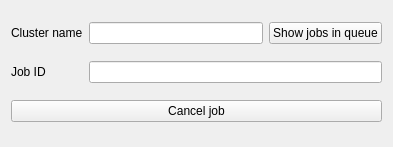
Before: the Qt Designer form gui/widgets_templates/manage-jobs.ui in intdata-bsc/idact-gui, drawn with Qt 5.
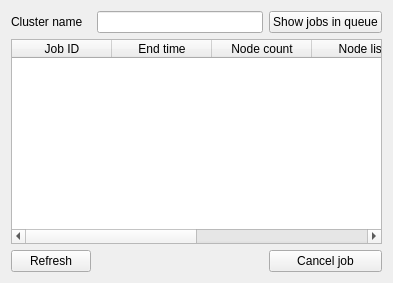
After: the same form once the commit is applied.

Commit message: Change cancelling jobs (jobs can be selected in the table)

```diff
--- a/gui/widgets_templates/manage-jobs.ui
+++ b/gui/widgets_templates/manage-jobs.ui
@@ -7,13 +7,50 @@
     <x>0</x>
     <y>0</y>
     <width>393</width>
-    <height>147</height>
+    <height>283</height>
    </rect>
   </property>
   <property name="windowTitle">
    <string>Form</string>
   </property>
   <layout class="QGridLayout" name="gridLayout">
+   <item row="1" column="0" colspan="3">
+    <widget class="QTableWidget" name="jobs_table">
+     <property name="columnCount">
+      <number>6</number>
+     </property>
+     <column>
+      <property name="text">
+       <string>Job ID</string>
+      </property>
+     </column>
+     <column>
+      <property name="text">
+       <string>End time</string>
+      </property>
+     </column>
+     <column>
+      <property name="text">
+       <string>Node count</string>
+      </property>
+     </column>
+     <column>
+      <property name="text">
+       <string>Node list</string>
+      </property>
+     </column>
+     <column>
+      <property name="text">
+       <string>Reason</string>
+      </property>
+     </column>
+     <column>
+      <property name="text">
+       <string>State</string>
+      </property>
+     </column>
+    </widget>
+   </item>
    <item row="0" column="0">
     <widget class="QLabel" name="cluster_name_deployn_label_2">
      <property name="text">
@@ -21,9 +58,6 @@
      </property>
     </widget>
    </item>
-   <item row="0" column="1">
-    <widget class="QLineEdit" name="cluster_name_jobs_edit"/>
-   </item>
    <item row="0" column="2">
     <widget class="QPushButton" name="show_jobs_button">
      <property name="text">
@@ -31,17 +65,10 @@
      </property>
     </widget>
    </item>
-   <item row="1" column="0">
-    <widget class="QLabel" name="label">
-     <property name="text">
-      <string>Job ID</string>
-     </property>
-    </widget>
+   <item row="0" column="1">
+    <widget class="QLineEdit" name="cluster_name_jobs_edit"/>
    </item>
-   <item row="1" column="1" colspan="2">
-    <widget class="QLineEdit" name="job_id_edit"/>
-   </item>
-   <item row="2" column="0" colspan="3">
+   <item row="2" column="2">
     <widget class="QPushButton" name="cancel_job_button">
      <property name="text">
       <string>Cancel job</string>
@@ -57,6 +84,13 @@
      </property>
     </widget>
    </item>
+   <item row="2" column="0">
+    <widget class="QPushButton" name="refresh_button">
+     <property name="text">
+      <string>Refresh</string>
+     </property>
+    </widget>
+   </item>
   </layout>
  </widget>
  <resources/>
```
The commit also changes 1 other file.
